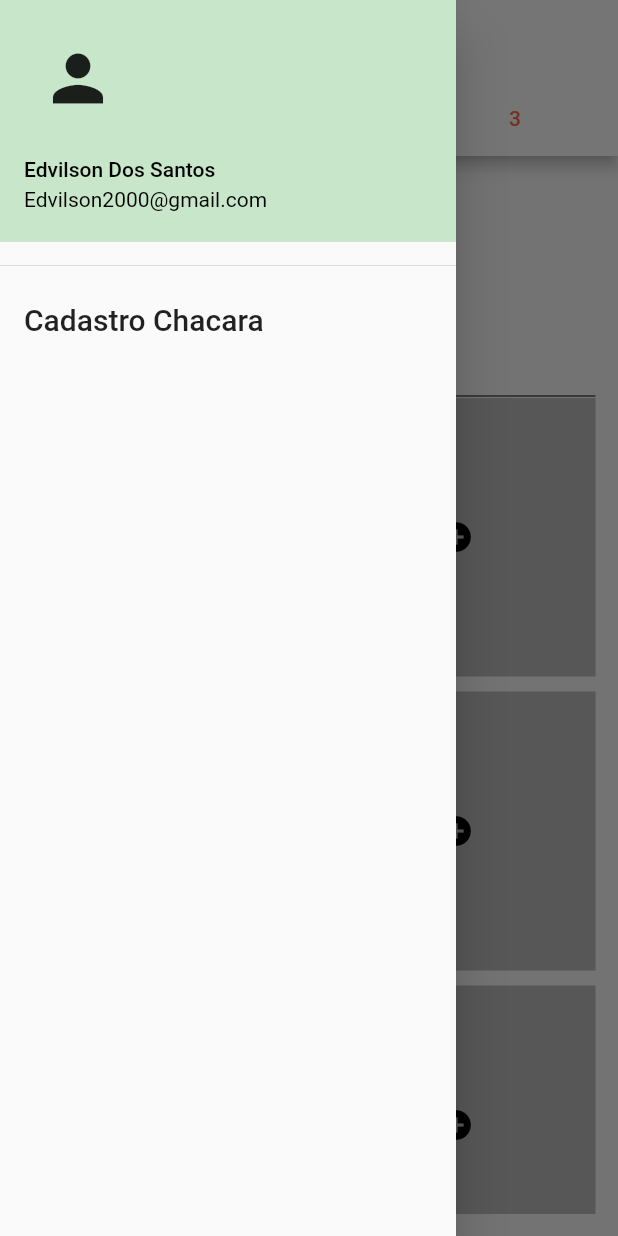
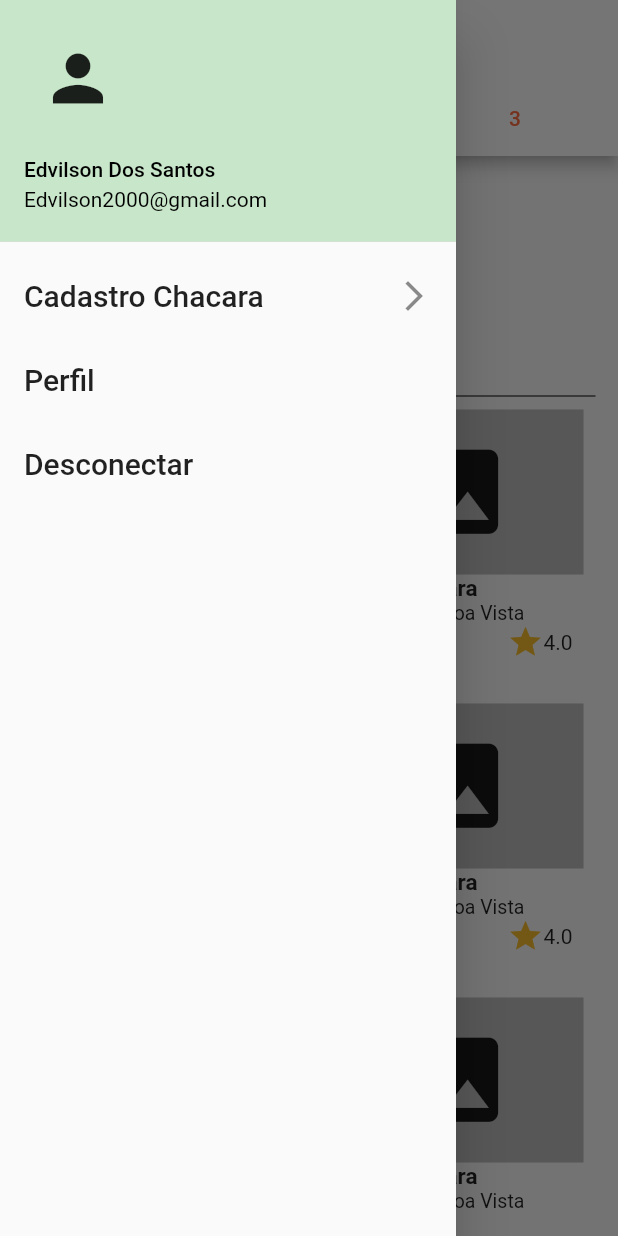
Before and after one commit to edvilsonjr/PI19D, a Flutter app: the home screen opened by its route, with the side drawer open, on a phone screen of 412 x 824 dp. Run offline on Flutter 3.47's test engine with Material 2 defaults, Android fonts, the phone set to English and light mode, and no system bars; our stand-ins replace firebase_storage, flutter_masked_text, font_awesome_flutter, image_picker; missing offline and left inert: flutter_auth_buttons; accounts and stored records are empty.

Commit message:
Ajuste no Drawer e criação no grid da tela inicial

```diff
--- a/lib/view/drawer.dart
+++ b/lib/view/drawer.dart
@@ -14,15 +14,25 @@ class PageDrawer extends StatelessWidget {
                 color: Colors.green[100],
               ),
             ),
-            Divider(),
             ListTile(
               title: Text('Cadastro Chacara', style: TextStyle(fontSize: 20)),
               onTap: () {
                 Navigator.of(context).pushNamed('/CadChacara');
               },
+              trailing: Icon(Icons.arrow_forward_ios) ,
             ),
-
-
+            ListTile(
+              title: Text('Perfil', style: TextStyle(fontSize: 20)),
+              onTap: () {
+                Navigator.of(context).pushNamed('/CadChacara');
+              },
+            ),
+            ListTile(
+              title: Text('Desconectar', style: TextStyle(fontSize: 20)),
+              onTap: () {
+                Navigator.of(context).pushNamed('/TelaLogin');
+              },
+            ),
           ],
         ),
     );
--- a/lib/view/home.dart
+++ b/lib/view/home.dart
@@ -109,7 +109,6 @@ class _homeState extends State<home> {
 
                           padding: EdgeInsets.symmetric(horizontal: 30),
                           onPressed: () {
-                            Navigator.of(context).pushNamed('/Cadastro');
                           },
                           color: Colors.deepOrange[400],
                           child: Text("Procurar",
@@ -130,16 +129,46 @@ class _homeState extends State<home> {
                           itemCount: 8,
                           itemBuilder: (context, index){
                             return Container(
+                                child: Padding(
+                                  padding: const EdgeInsets.all(8.0),
+                                  child: Column(
+                                    crossAxisAlignment: CrossAxisAlignment.start,
+                                    children: <Widget>[
+                                      Container(
+                                        child: Icon(
+                                            Icons.image,
+                                            size: 75,
+                                        ),
+                                        height: 110,
+                                        width: 175,
+                                        decoration: BoxDecoration(
+                                          color: Colors.grey[400],
+                                        ),
 
-                                color: Colors.grey[400],
-                                child: Icon(
-                                  Icons.add_circle,
-                                  color: Colors.black,
-                                )
+                                      ),
+
+                                      Text("Nome Chacara",style: TextStyle(fontSize: 15,fontWeight: FontWeight.bold)),
+                                      Text("São João da Boa Vista",style: TextStyle(fontSize: 13)),
+                                      Row(
+                                        children: <Widget>[
+                                          Text("300 R\$/D",style: TextStyle(fontSize: 13)),
+                                          Padding(
+                                            padding: const EdgeInsets.only(left: 65),
+                                            child: Icon(
+                                              Icons.star,
+                                              color: Colors.yellow[700],
+                                            ),
+                                          ),
+                                          Text("4.0"),
+                                        ],
+                                      ),
+                                    ],
+                                  ),
+                                ),
                             );
 
                           }),
-                            ),
+                        ),
 
                     ],
 
```
